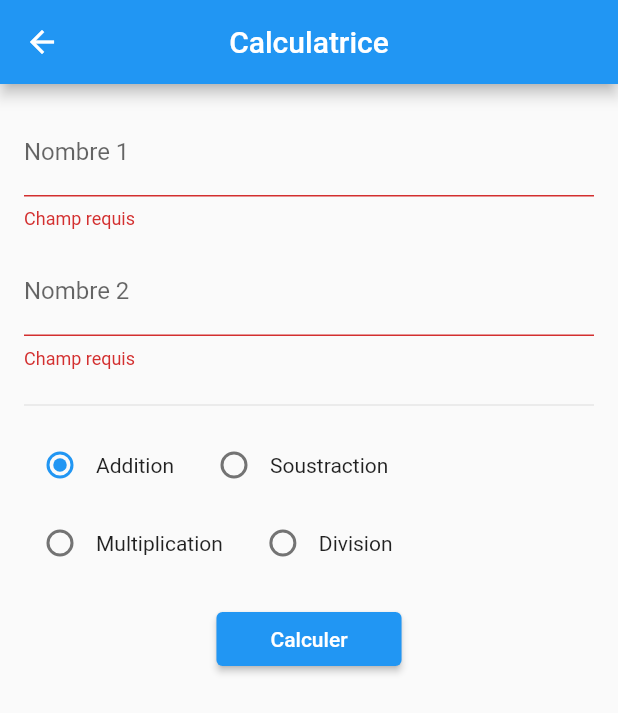
After one commit to RomainMarcelli/PiscineFlutter, a Flutter app: the SimpleCalculatorPage screen opened directly, after a tap on "Calculer", on a phone screen of 412 x 824 dp. The commit adds this screen. Shown: the top 713 px of the screen. Run offline on Flutter 3.47's test engine with Material 3 defaults, Android fonts, the phone set to English and light mode, and no system bars.

Commit message:
Exo 3 fini

```diff
--- /dev/null
+++ b/types_de_boutons/lib/exo3_calculatrice.dart
@@ -0,0 +1,155 @@
+import 'package:flutter/material.dart';
+
+enum Operation { add, sub, mul, div }
+
+class SimpleCalculatorPage extends StatefulWidget {
+  const SimpleCalculatorPage({super.key});
+
+  @override
+  State<SimpleCalculatorPage> createState() => _SimpleCalculatorPageState();
+}
+
+class _SimpleCalculatorPageState extends State<SimpleCalculatorPage> {
+  final _n1Ctrl = TextEditingController();
+  final _n2Ctrl = TextEditingController();
+
+  final _formKey = GlobalKey<FormState>();
+  Operation _op = Operation.add;
+  String? _result;
+
+  @override
+  void dispose() {
+    _n1Ctrl.dispose();
+    _n2Ctrl.dispose();
+    super.dispose();
+  }
+
+  double _parseNum(String s) => double.parse(s.trim().replaceAll(',', '.'));
+
+  String? _validator(String? v) {
+    if (v == null || v.trim().isEmpty) return 'Champ requis';
+    final t = v.trim().replaceAll(',', '.');
+    if (double.tryParse(t) == null) return 'Nombre invalide';
+    return null;
+  }
+
+  void _calculate() {
+    if (!_formKey.currentState!.validate()) return;
+
+    final a = _parseNum(_n1Ctrl.text);
+    final b = _parseNum(_n2Ctrl.text);
+
+    double res;
+    switch (_op) {
+      case Operation.add:
+        res = a + b;
+      case Operation.sub:
+        res = a - b;
+      case Operation.mul:
+        res = a * b;
+      case Operation.div:
+        if (b == 0) {
+          ScaffoldMessenger.of(context)
+              .showSnackBar(const SnackBar(content: Text('Division par zéro')));
+          return;
+        }
+        res = a / b;
+    }
+
+    // Affiche entier sans décimales, sinon 2 décimales
+    final text = res.truncateToDouble() == res
+        ? res.toStringAsFixed(0)
+        : res.toStringAsFixed(2);
+
+    setState(() => _result = text);
+  }
+
+  Widget _radio(Operation value, String label) {
+    return Row(
+      mainAxisSize: MainAxisSize.min,
+      children: [
+        Radio<Operation>(
+          value: value,
+          groupValue: _op,
+          onChanged: (v) => setState(() => _op = v!),
+        ),
+        Text(label),
+        const SizedBox(width: 8),
+      ],
+    );
+  }
+
+  @override
+  Widget build(BuildContext context) {
+    return Scaffold(
+      appBar: AppBar(
+        title: const Text('Calculatrice'),
+        centerTitle: true,
+      ),
+      body: SingleChildScrollView(
+        padding: const EdgeInsets.all(16),
+        child: Form(
+          key: _formKey,
+          child: Column(
+            crossAxisAlignment: CrossAxisAlignment.start,
+            children: [
+              TextFormField(
+                controller: _n1Ctrl,
+                keyboardType: TextInputType.number,
+                decoration: const InputDecoration(
+                  labelText: 'Nombre 1',
+                ),
+                validator: _validator,
+              ),
+              const SizedBox(height: 12),
+              TextFormField(
+                controller: _n2Ctrl,
+                keyboardType: TextInputType.number,
+                decoration: const InputDecoration(
+                  labelText: 'Nombre 2',
+                ),
+                validator: _validator,
+              ),
+              const SizedBox(height: 16),
+              const Divider(),
+              const SizedBox(height: 8),
+
+              // Radios alignées sur une ligne (Wrap pour retour à la ligne si écran étroit)
+              Wrap(
+                spacing: 8,
+                runSpacing: 4,
+                crossAxisAlignment: WrapCrossAlignment.center,
+                children: [
+                  _radio(Operation.add, 'Addition'),
+                  _radio(Operation.sub, 'Soustraction'),
+                  _radio(Operation.mul, 'Multiplication'),
+                  _radio(Operation.div, 'Division'),
+                ],
+              ),
+              const SizedBox(height: 16),
+
+              Center(
+                child: ElevatedButton(
+                  onPressed: _calculate,
+                  child: const Padding(
+                    padding: EdgeInsets.symmetric(horizontal: 20, vertical: 10),
+                    child: Text('Calculer'),
+                  ),
+                ),
+              ),
+              const SizedBox(height: 20),
+
+              if (_result != null)
+                Center(
+                  child: Text(
+                    'Résultat : $_result',
+                    style: const TextStyle(fontSize: 18),
+                  ),
+                ),
+            ],
+          ),
+        ),
+      ),
+    );
+  }
+}
--- a/types_de_boutons/lib/main.dart
+++ b/types_de_boutons/lib/main.dart
@@ -3,7 +3,7 @@ import 'package:flutter/material.dart';
 // ⚡️ importe tes fichiers
 import 'types_de_boutons.dart';
 import 'calculator_page.dart';
-// import 'exo3.dart'; // tu pourras ajouter ton 3ème fichier plus tard
+import 'exo3_calculatrice.dart';
 
 void main() => runApp(const MyApp());
 
@@ -60,12 +60,13 @@ class HomePage extends StatelessWidget {
             const SizedBox(height: 16),
             ElevatedButton(
               onPressed: () {
-                // TODO: remplacer par ta 3ème page
-                ScaffoldMessenger.of(context).showSnackBar(
-                  const SnackBar(content: Text("Exercice 3 pas encore dispo")),
+                Navigator.push(
+                  context,
+                  MaterialPageRoute(
+                      builder: (_) => const SimpleCalculatorPage()),
                 );
               },
-              child: const Text("Exercice 3 : À venir"),
+              child: const Text("Exercice 3 : Calculatrice (radios)"),
             ),
           ],
         ),
```
